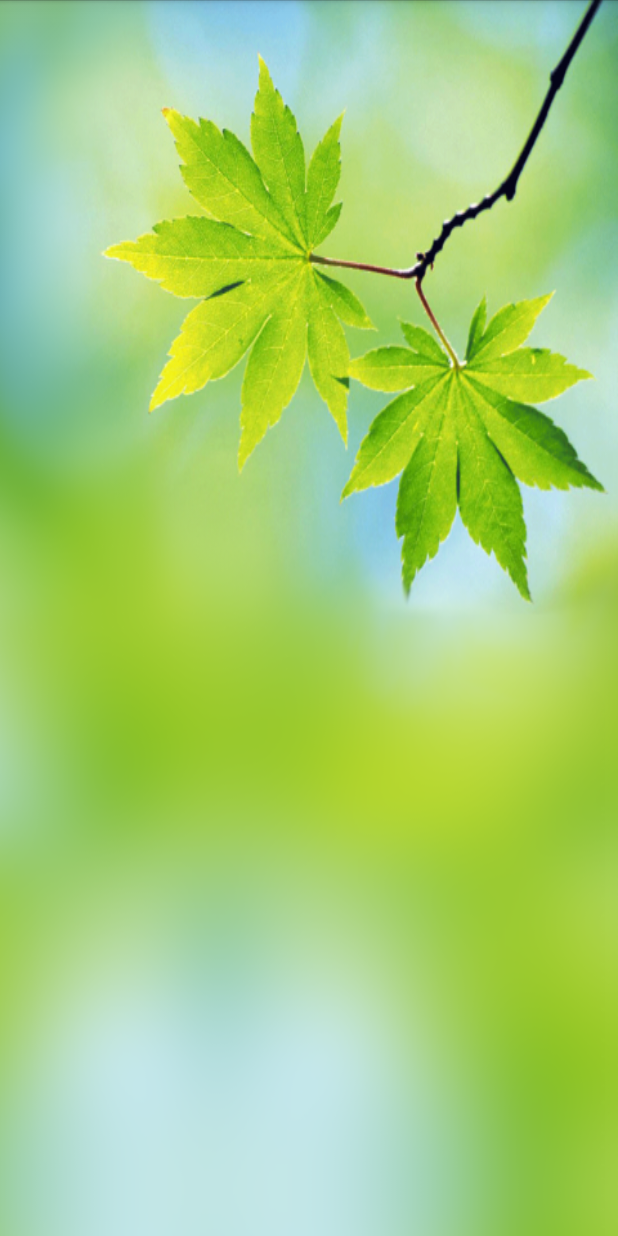
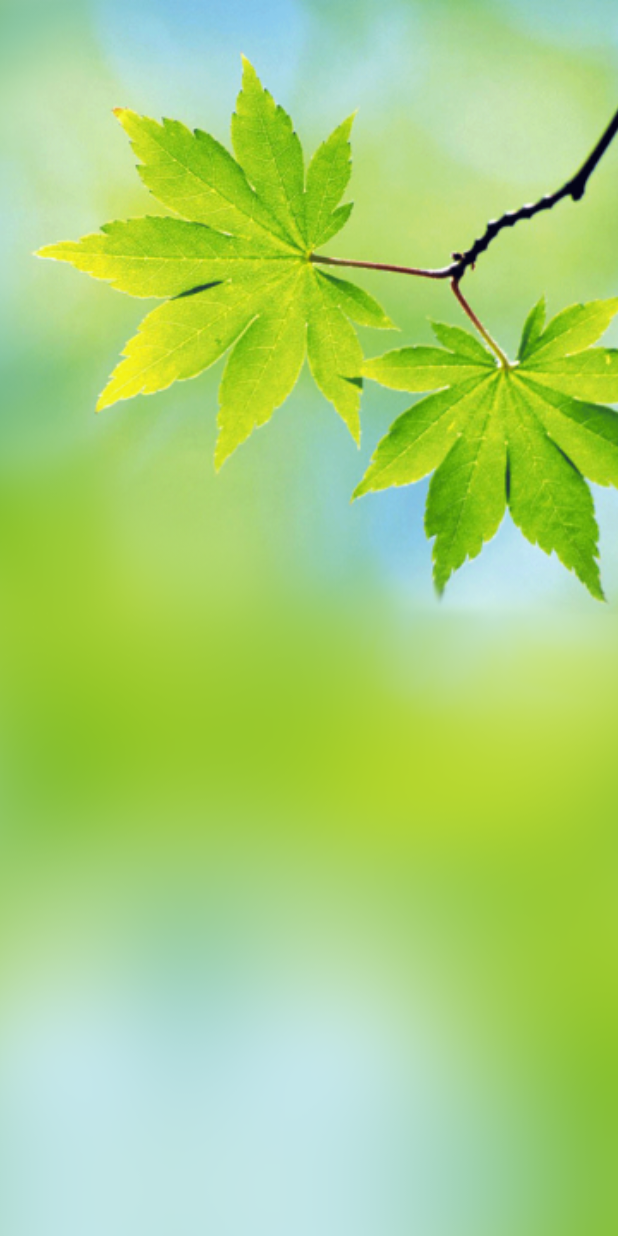
Before and after one commit to martentamerius/TrainJezelf, an Android app: the ReminderShowFragment screen opened directly, with no data from a screen before it, on a phone screen of 412 x 824 dp. Run offline under Robolectric (Android 15) with nearby library versions, the phone set to English and light mode, and no system bars.

Commit message:
ui tweaks for full screen reminder view

```diff
--- a/android/app/src/main/AndroidManifest.xml
+++ b/android/app/src/main/AndroidManifest.xml
@@ -35,7 +35,7 @@
         <activity
             android:name=".ReminderShowActivity"
             android:label="@string/title_activity_reminder_show"
-            android:theme="@android:style/Theme.Holo.Light.NoActionBar"
+            android:theme="@android:style/Theme.Holo.Light.NoActionBar.Fullscreen"
             android:launchMode="singleTask"
             android:taskAffinity=""
             android:excludeFromRecents="true" >
--- a/android/app/src/main/res/layout/fragment_reminder_show.xml
+++ b/android/app/src/main/res/layout/fragment_reminder_show.xml
@@ -2,13 +2,13 @@
     xmlns:tools="http://schemas.android.com/tools"
     android:layout_width="match_parent"
     android:layout_height="match_parent"
-    tools:context="com.example.ronald.trainjezelf.ReminderShowFragment">
+    tools:context="com.example.ronald.trainjezelf.ReminderShowFragment" >
 
     <ImageView
         android:layout_width="match_parent"
         android:layout_height="match_parent"
         android:id="@+id/reminderShowImageView"
-        android:background="@drawable/nature_spring"
+        android:src="@drawable/nature_spring"
         android:adjustViewBounds="true"
         android:scaleType="centerCrop"
         android:layout_gravity="center"
```
